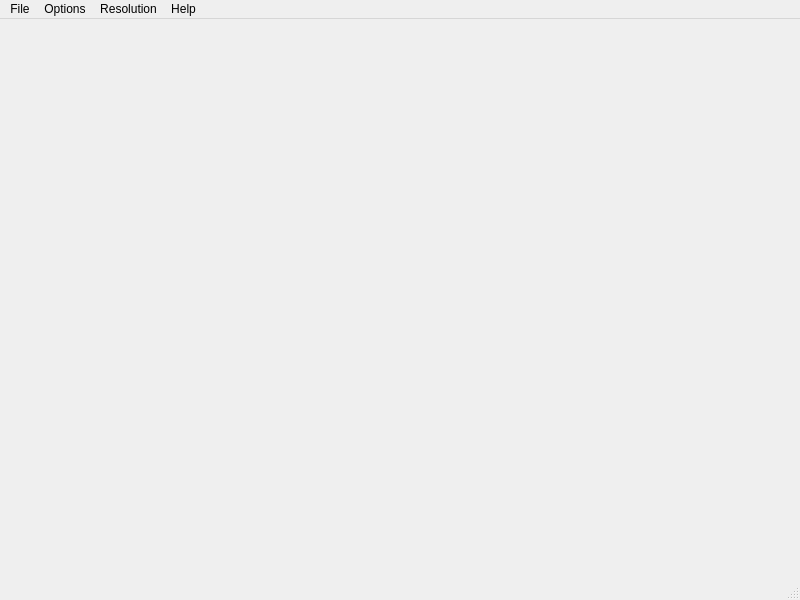
First picture: the form in src/MainWindow.ui, repository dschmidt/c4, before the edit.
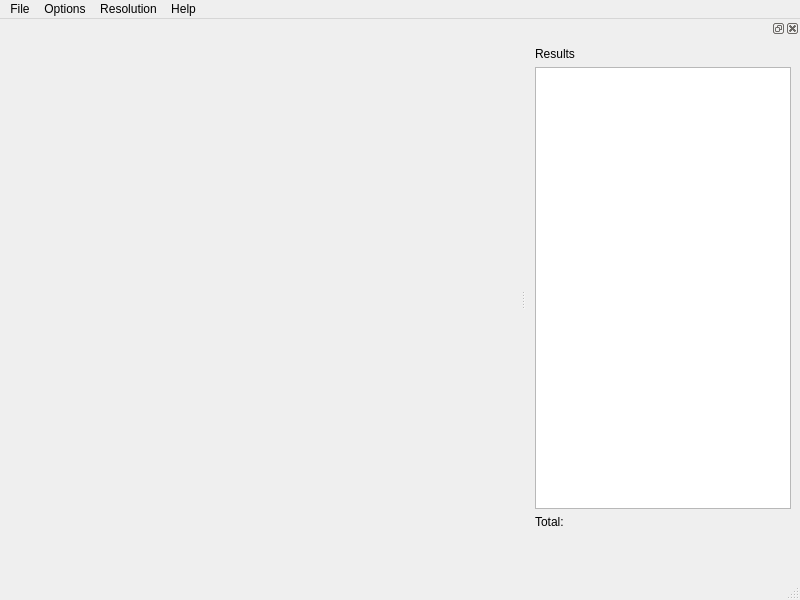
Second picture: the form after the edit.

Commit message: Track round results and display them

Diff of the .ui file:
```diff
--- a/src/MainWindow.ui
+++ b/src/MainWindow.ui
@@ -62,6 +62,46 @@
    <addaction name="menuHelp"/>
   </widget>
   <widget class="QStatusBar" name="statusbar"/>
+  <widget class="QDockWidget" name="dockWidget">
+   <attribute name="dockWidgetArea">
+    <number>2</number>
+   </attribute>
+   <widget class="QWidget" name="dockWidgetContents">
+    <layout class="QVBoxLayout" name="verticalLayout">
+     <item>
+      <widget class="QLabel" name="label">
+       <property name="text">
+        <string>Results</string>
+       </property>
+      </widget>
+     </item>
+     <item>
+      <widget class="QListWidget" name="resultWidget"/>
+     </item>
+     <item>
+      <widget class="QLabel" name="label_2">
+       <property name="text">
+        <string>Total:</string>
+       </property>
+      </widget>
+     </item>
+     <item>
+      <widget class="QLabel" name="player1Label">
+       <property name="text">
+        <string/>
+       </property>
+      </widget>
+     </item>
+     <item>
+      <widget class="QLabel" name="player2Label">
+       <property name="text">
+        <string/>
+       </property>
+      </widget>
+     </item>
+    </layout>
+   </widget>
+  </widget>
   <action name="actionExit">
    <property name="text">
     <string>Exit</string>
```
The commit also changes 8 other files.
